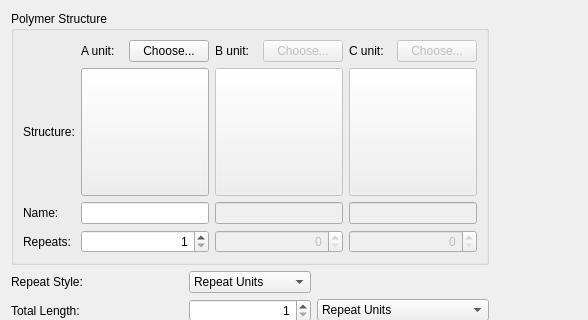
First picture: the form in avogadro/qtplugins/insertpolymer/insertpolymerdialog.ui, repository OpenChemistry/avogadrolibs, before the edit; both pictures show x 0 to 588 and y 0 to 320 of the 588 by 500 pixel window.
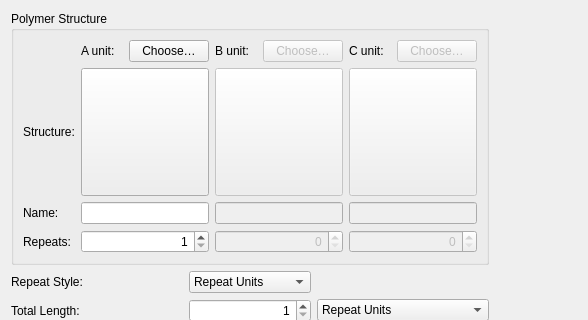
Second picture: the form after the edit.

Commit message: [skip ci] Fix ellipses in Insert Polymer dialogs

Patch:
```diff
--- a/avogadro/qtplugins/insertpolymer/insertpolymerdialog.ui
+++ b/avogadro/qtplugins/insertpolymer/insertpolymerdialog.ui
@@ -30,7 +30,7 @@
       <item row="0" column="2">
        <widget class="QPushButton" name="monomerAButton">
         <property name="text">
-         <string>Choose...</string>
+         <string>Choose…</string>
         </property>
        </widget>
       </item>
@@ -47,7 +47,7 @@
          <bool>false</bool>
         </property>
         <property name="text">
-         <string>Choose...</string>
+         <string>Choose…</string>
         </property>
        </widget>
       </item>
@@ -64,7 +64,7 @@
          <bool>false</bool>
         </property>
         <property name="text">
-         <string>Choose...</string>
+         <string>Choose…</string>
         </property>
        </widget>
       </item>
```
The commit also changes 1 other file.
